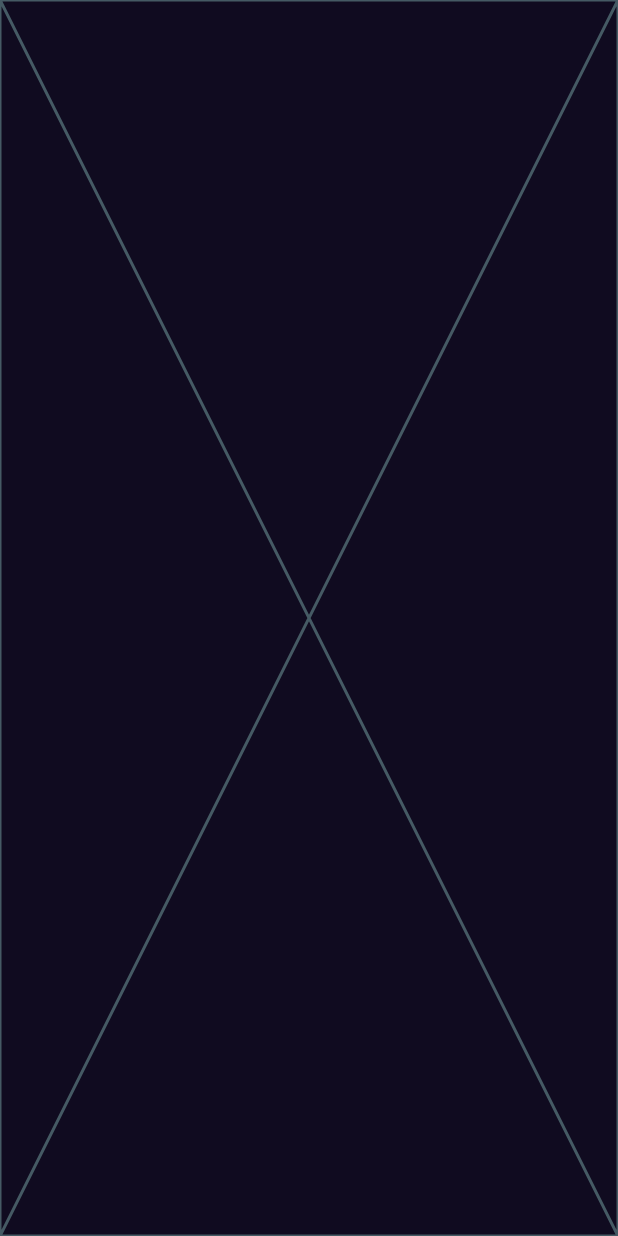
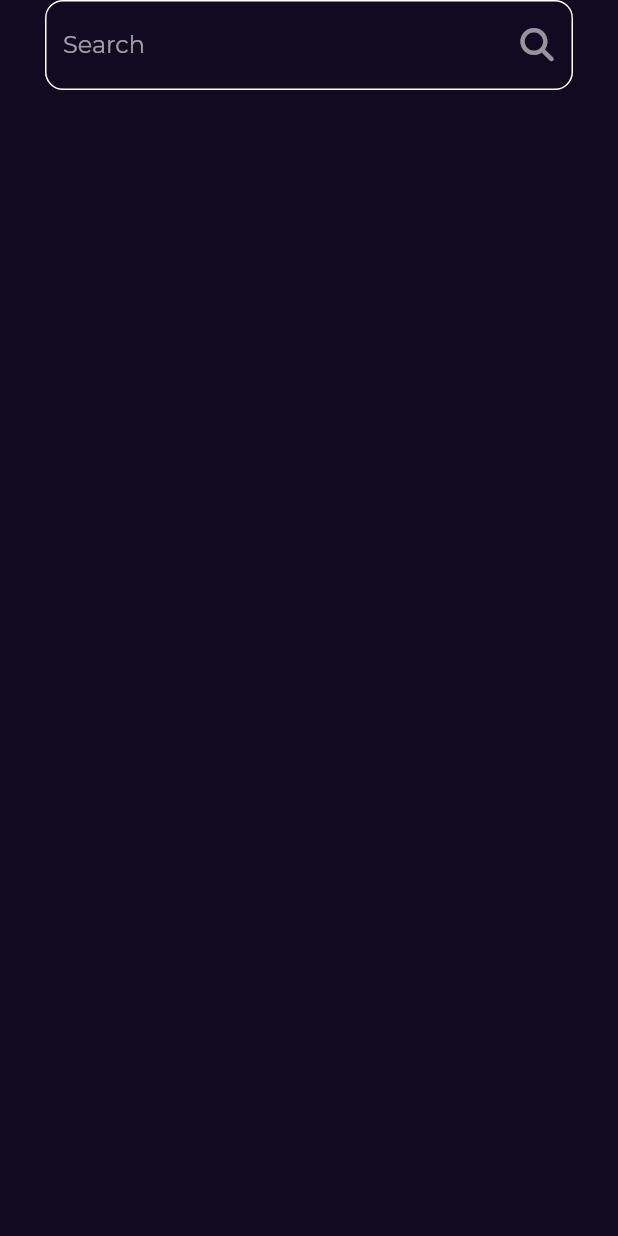
Before and after one commit to rowanibrahem/bookly_app--with-mvvm-pattern, a Flutter app: the SearchView screen opened directly, on a phone screen of 412 x 824 dp. Run offline on Flutter 3.47's test engine with Material 2 defaults, Android fonts, the light colour scheme and no system bars; our stand-ins replace animated_text_kit, font_awesome_flutter, go_router, google_fonts, lottie.

Commit message:
create custom search field

```diff
--- a/lib/features/home/data/presentation/views/widgets/custum_appbar.dart
+++ b/lib/features/home/data/presentation/views/widgets/custum_appbar.dart
@@ -1,5 +1,6 @@
 import 'package:flutter/material.dart';
 import 'package:font_awesome_flutter/font_awesome_flutter.dart';
+import 'package:go_router/go_router.dart';
 
 import '../../../../../../core/utilies/assets.dart';
 
@@ -18,10 +19,12 @@
                 ),
                 const Spacer(),
                 IconButton(
-                  onPressed: (){},
+                  onPressed: (){
+                    GoRouter.of(context).push('/SearchView');
+                  },
                   icon: const Icon(
                     FontAwesomeIcons.magnifyingGlass,
-                    size: 24,
+                    size: 22,
                   ),
                 ),
               ],
--- /dev/null
+++ b/lib/features/search/presentations/views/widgets/custom_search_text_field.dart
@@ -0,0 +1,39 @@
+import 'package:flutter/material.dart';
+import 'package:font_awesome_flutter/font_awesome_flutter.dart';
+
+class CustomSearchTextField extends StatelessWidget {
+  const CustomSearchTextField({Key? key}) : super(key: key);
+
+  @override
+  Widget build(BuildContext context) {
+    return TextField(
+      decoration: InputDecoration(
+        enabledBorder:
+        OutlineInputBorder(
+          borderSide: BorderSide(
+            color: Colors.white,
+          ),
+          borderRadius: BorderRadius.circular(12),
+        ),
+      focusedBorder: OutlineInputBorder(
+        borderSide: BorderSide(
+          color: Colors.white,
+        ),
+        borderRadius: BorderRadius.circular(12),
+      ),
+      hintText: 'Search',
+        suffixIcon: IconButton(
+          onPressed: (){},
+          icon: Opacity(
+            opacity: .8,
+            child: Icon(
+              FontAwesomeIcons.magnifyingGlass,
+              size: 22,
+            ),
+          ),
+        ),
+
+      ),
+    );
+  }
+}
--- a/lib/features/search/presentations/views/widgets/search_view_body.dart
+++ b/lib/features/search/presentations/views/widgets/search_view_body.dart
@@ -1,10 +1,19 @@
 import 'package:flutter/material.dart';
+
+import 'custom_search_text_field.dart';
 
 class SearchViewBody extends StatelessWidget {
   const SearchViewBody({Key? key}) : super(key: key);
 
   @override
   Widget build(BuildContext context) {
-    return const Placeholder();
+    return Padding(
+      padding: const EdgeInsets.symmetric(horizontal: 30),
+      child: Column(
+        children: [
+          CustomSearchTextField(),
+        ],
+      ),
+    );
   }
 }
```
